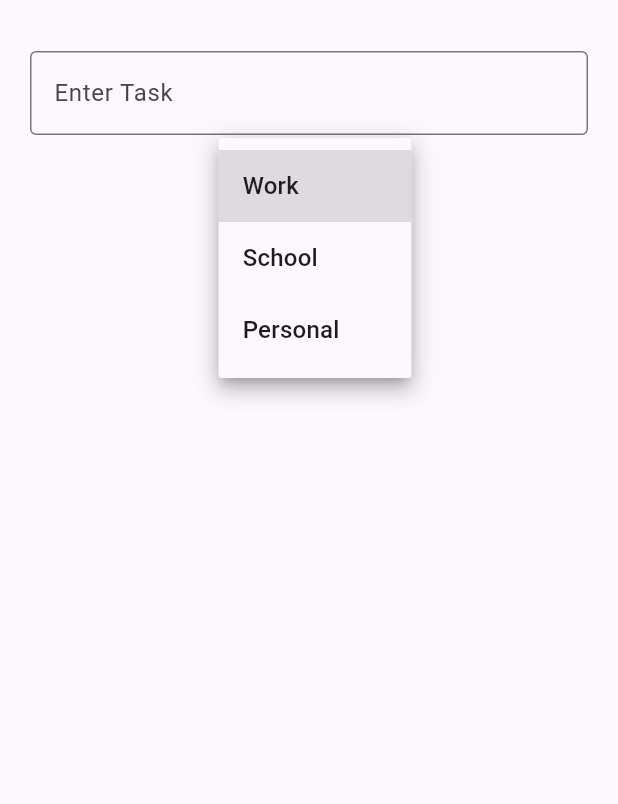
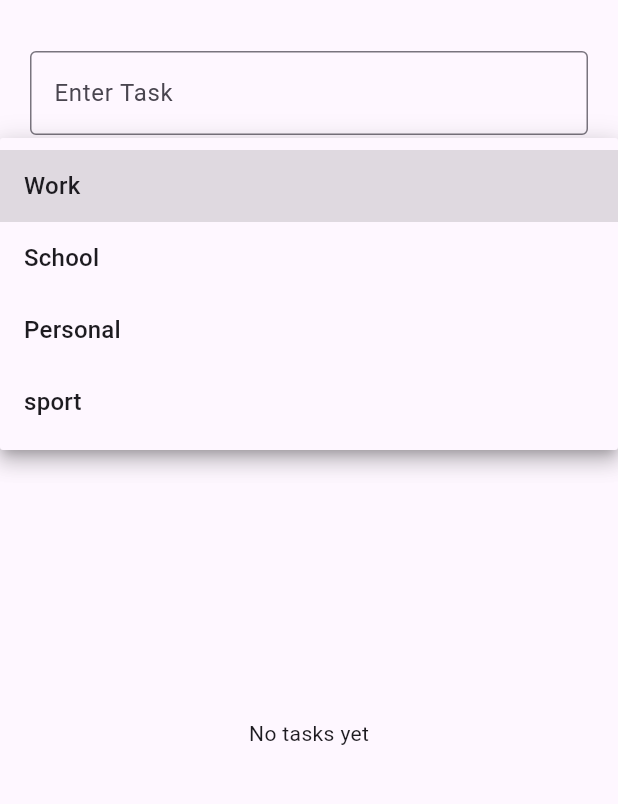
Before and after one commit to rayane2323/mobileproject1, a Flutter app: the screen it shows after launch, after a tap on "Work", on a phone screen of 412 x 824 dp, the part 63-867 px from its top. Run offline on Flutter 3.47's test engine with Material 3 defaults, Android fonts, the phone set to English and light mode, and no system bars.

Commit message:
adding listView

```diff
--- a/lib/main.dart
+++ b/lib/main.dart
@@ -26,7 +26,7 @@ class TaskHelperPage extends StatefulWidget {
 
 class _TaskHelperPageState extends State<TaskHelperPage> {
   final TextEditingController _taskController = TextEditingController();
-  final List<String> _categories = ['Work', 'School', 'Personal'];
+  final List<String> _categories = ['Work', 'School', 'Personal','sport'];
   String _selectedCategory = 'Work';
   List<String> _tasks = [];
 
@@ -43,6 +43,7 @@ class _TaskHelperPageState extends State<TaskHelperPage> {
       body: Padding(
         padding: const EdgeInsets.all(20),
         child: Column(
+          crossAxisAlignment: CrossAxisAlignment.stretch,
           children: [
             TextField(
               controller: _taskController,
@@ -79,6 +80,19 @@ class _TaskHelperPageState extends State<TaskHelperPage> {
               },
               child: const Text("Add Task"),
             ),
+            const SizedBox(height: 10),
+            Expanded(
+              child: _tasks.isEmpty
+                  ? const Center(child: Text("No tasks yet"))
+                  : ListView.builder(
+                      itemCount: _tasks.length,
+                      itemBuilder: (context, index) {
+                        return Card(
+                          child: ListTile(title: Text(_tasks[index])),
+                        );
+                      },
+                    ),
+            ),
           ],
         ),
       ),
```
